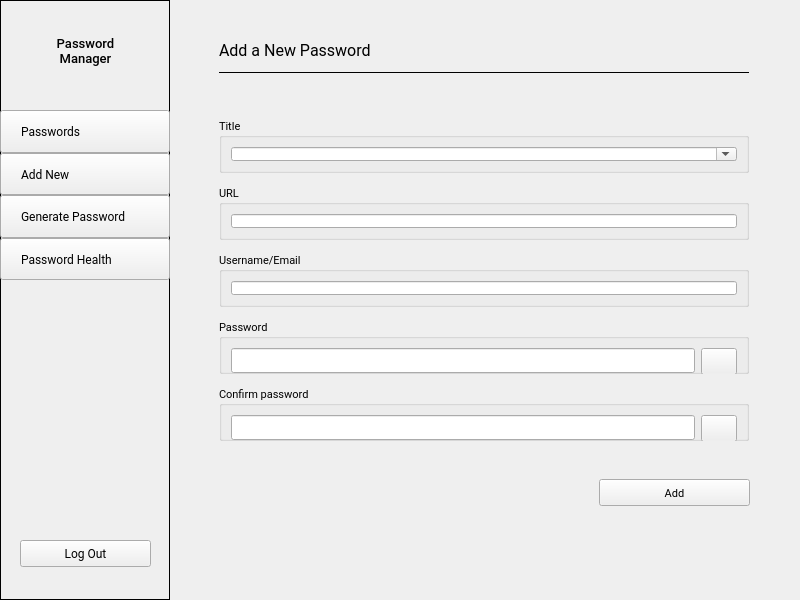
EmueI/password-manager, file main_window.ui: the form before one commit.
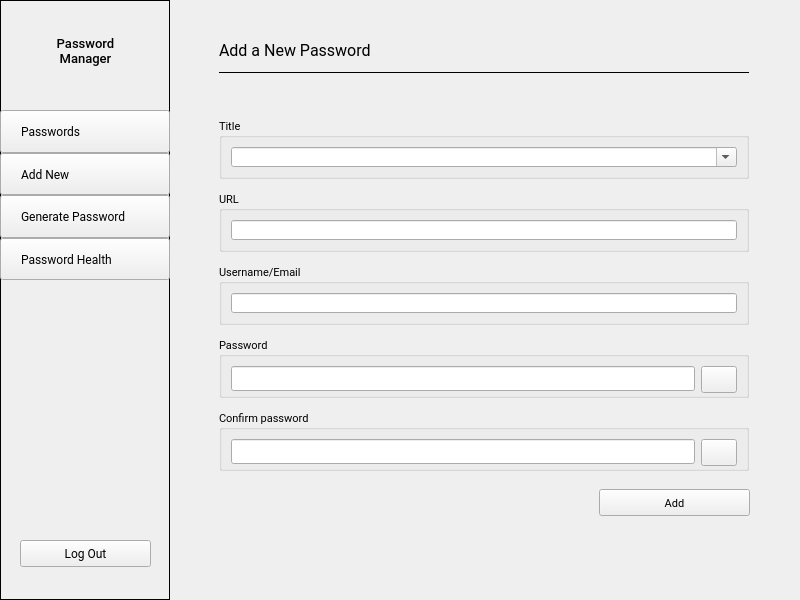
The form after the commit. The open tabs and pages were chosen to show the change. Icons and pictures are not drawn.

What changed in the file:
```diff
--- a/main_window.ui
+++ b/main_window.ui
@@ -821,7 +821,7 @@
               <property name="geometry">
                <rect>
                 <x>420</x>
-                <y>470</y>
+                <y>480</y>
                 <width>151</width>
                 <height>27</height>
                </rect>
@@ -851,7 +851,7 @@
                 <x>40</x>
                 <y>100</y>
                 <width>530</width>
-                <height>341</height>
+                <height>371</height>
                </rect>
               </property>
               <property name="frameShape">
```
Left out of the diff: 12 changed lines with no effect on the pictures.
